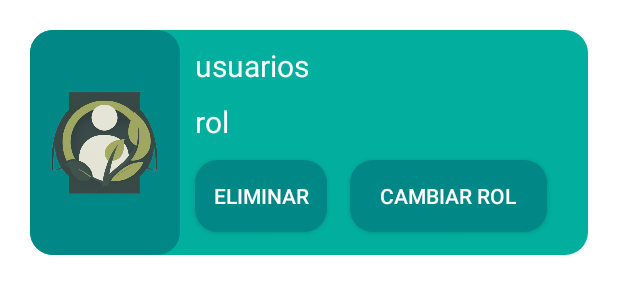
After one commit to GardeningFriendTeam/GardeningFriendApp, an Android app: the layout cards_usuarios_panel_admin.xml on its own in the app's theme, with its tools: preview values and no code run, on a phone screen of 412 x 824 dp. The commit adds this screen. Shown: the top 300 px of the screen. Run offline under Robolectric (Android 15) with nearby library versions, the phone set to English and light mode, and no system bars.

Commit message:
Se agrega activity para ver los usuarios en panel admin

```diff
--- a/GardeningFriend/app/src/main/AndroidManifest.xml
+++ b/GardeningFriend/app/src/main/AndroidManifest.xml
@@ -15,6 +15,9 @@
         android:supportsRtl="true"
         android:theme="@style/Theme.GardeningFriend"
         tools:targetApi="31">
+        <activity
+            android:name=".PanelAdminUsuarios"
+            android:exported="false" />
         <activity
             android:name=".PanelAdminEditarCultivo"
             android:exported="false" />
--- a/GardeningFriend/app/src/main/java/com/maid/gardeningfriend/PanelAdminCultivos.java
+++ b/GardeningFriend/app/src/main/java/com/maid/gardeningfriend/PanelAdminCultivos.java
@@ -15,7 +15,6 @@ import com.google.android.gms.tasks.OnFailureListener;
 import com.google.android.gms.tasks.OnSuccessListener;
 import com.google.android.gms.tasks.Task;
 import com.google.firebase.firestore.DocumentReference;
-import com.google.firebase.firestore.DocumentSnapshot;
 import com.google.firebase.firestore.FirebaseFirestore;
 import com.google.firebase.firestore.QueryDocumentSnapshot;
 import com.google.firebase.firestore.QuerySnapshot;
@@ -119,7 +118,7 @@ public class PanelAdminCultivos extends MainActivity implements PanelAdminInterf
         //se identifica el recycler view
         RecyclerView recyclerAdmin = findViewById(R.id.recycler_panel_cultivos);
         // se crea el adapter para recyclerview
-        PanelAdminRecyclerView adapter = new PanelAdminRecyclerView(this,cultivosBD,this);
+        PanelAdminCultivosRecyclerView adapter = new PanelAdminCultivosRecyclerView(this,cultivosBD,this);
         recyclerAdmin.setAdapter(adapter);
         recyclerAdmin.setLayoutManager(new LinearLayoutManager(this));
     }
--- a/GardeningFriend/app/src/main/java/com/maid/gardeningfriend/PanelAdminEditarCultivo.java
+++ b/GardeningFriend/app/src/main/java/com/maid/gardeningfriend/PanelAdminEditarCultivo.java
@@ -380,7 +380,7 @@ public class PanelAdminEditarCultivo extends MainActivity {
         FirebaseFirestore db = FirebaseFirestore.getInstance();
         DocumentReference docRef = db.collection("cultivos").document(IDcultivo);
 
-        // 2 - se crea un objeto con los datos del cultivo
+        // 2 - se crea un objeto con los datos actualizados del cultivo
         Map<String, Object> data = new HashMap<>();
         data.put("id", IDcultivo);
         data.put("nombre", inputEditNombre);
--- a/GardeningFriend/app/src/main/res/layout/activity_panel_admin.xml
+++ b/GardeningFriend/app/src/main/res/layout/activity_panel_admin.xml
@@ -52,7 +52,8 @@
         android:layout_height="170dp"
         android:background="@drawable/card_cutlivo"
         android:layout_margin="25dp"
-        android:layout_below="@id/bd_cultivos">
+        android:layout_below="@id/bd_cultivos"
+        android:onClick="abrirPanelUsuarios">
 
         <ImageView
             android:id="@+id/ic_bd_usuarios"
--- /dev/null
+++ b/GardeningFriend/app/src/main/res/layout/cards_usuarios_panel_admin.xml
@@ -0,0 +1,79 @@
+<?xml version="1.0" encoding="utf-8"?>
+<RelativeLayout xmlns:android="http://schemas.android.com/apk/res/android"
+    android:layout_width="match_parent"
+    android:layout_height="150dp"
+    android:layout_margin="20dp"
+    android:background="@drawable/card_cutlivo"
+    xmlns:app="http://schemas.android.com/apk/res-auto">
+
+    <RelativeLayout
+        android:id="@+id/container_icon"
+        android:layout_width="100dp"
+        android:layout_height="match_parent"
+        android:background="@drawable/card_cutlivo"
+        android:backgroundTint="@color/verde_oscuro">
+
+        <ImageView
+            android:id="@+id/ic_usuario"
+            android:layout_width="70dp"
+            android:layout_height="70dp"
+            android:layout_centerInParent="true"
+            android:src="@drawable/ic_user02"
+            android:contentDescription="@string/logo"/>
+
+    </RelativeLayout>
+
+
+    <TextView
+        android:id="@+id/nombre_user"
+        android:layout_toEndOf="@+id/container_icon"
+        android:layout_width="wrap_content"
+        android:layout_height="wrap_content"
+        android:text="@string/usuarios"
+        android:layout_margin="10dp"
+        android:textSize="20sp"
+        android:textColor="@color/white"/>
+
+    <TextView
+        android:id="@+id/rol_user"
+        android:layout_width="wrap_content"
+        android:layout_height="wrap_content"
+        android:layout_below="@+id/nombre_user"
+        android:layout_toEndOf="@id/container_icon"
+        android:text="@string/rol"
+        android:layout_marginStart="10dp"
+        android:textSize="20sp"
+        android:textColor="@color/white"/>
+
+
+    <androidx.appcompat.widget.AppCompatButton
+        android:id="@+id/btn_eliminar_user"
+        android:layout_width="wrap_content"
+        android:layout_height="wrap_content"
+        android:layout_toEndOf="@+id/container_icon"
+        android:layout_alignParentBottom="true"
+        android:background="@drawable/btn_verde"
+        android:backgroundTint="@color/verde_oscuro"
+        android:minHeight="48dp"
+        android:text="@string/eliminar"
+        android:textColor="@color/white"
+        android:layout_marginLeft="10dp"
+        android:layout_marginBottom="15dp"/>
+
+    <androidx.appcompat.widget.AppCompatButton
+        android:id="@+id/btn_cambiar_rol"
+        android:layout_width="wrap_content"
+        android:layout_height="wrap_content"
+        android:layout_toEndOf="@+id/btn_eliminar_user"
+        android:background="@drawable/btn_verde"
+        android:backgroundTint="@color/verde_oscuro"
+        android:minHeight="48dp"
+        android:text="@string/cambiar_rol"
+        android:layout_marginBottom="15dp"
+        android:layout_marginStart="15dp"
+        android:textColor="@color/white"
+        android:layout_alignParentBottom="true"
+        android:paddingHorizontal="20dp"/>
+
+
+</RelativeLayout>
--- a/GardeningFriend/app/src/main/res/values/strings.xml
+++ b/GardeningFriend/app/src/main/res/values/strings.xml
@@ -42,6 +42,8 @@
     <string name="tiempo_crecimiento">Tiempo hasta germinar</string>
 
     <string name="btn_actualizar">Actualizar</string>
+    <string name="rol">rol</string>
+    <string name="cambiar_rol">Cambiar Rol</string>
 
 
     <!-- seccion "recomendaciones" !-->
@@ -212,5 +214,4 @@
     </string-array>
 
 
-
 </resources>
```
Also changed, not shown: GardeningFriend/app/src/main/java/com/maid/gardeningfriend/PanelAdmin.java (+11 -0 lines), GardeningFriend/app/src/main/java/com/maid/gardeningfriend/PanelAdminCultivosRecyclerView.java (renamed from GardeningFriend/app/src/main/java/com/maid/gardeningfriend/PanelAdminRecyclerView.java, +5 -5 lines), GardeningFriend/app/src/main/java/com/maid/gardeningfriend/PanelAdminUserRecycler.java (added, +75 -0 lines), GardeningFriend/app/src/main/java/com/maid/gardeningfriend/PanelAdminUsuarios.java (added, +120 -0 lines), GardeningFriend/app/src/main/java/com/maid/gardeningfriend/UsuariosGenerador.java (added, +62 -0 lines), GardeningFriend/app/src/main/res/layout/activity_panel_admin_usuarios.xml (added, +14 -0 lines).
